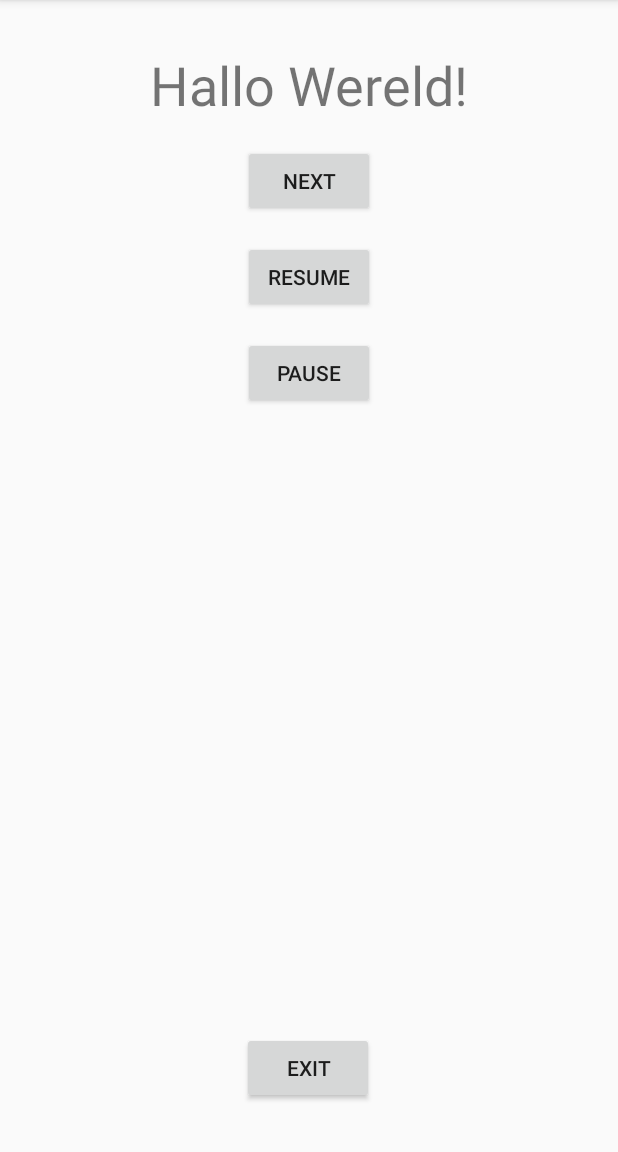
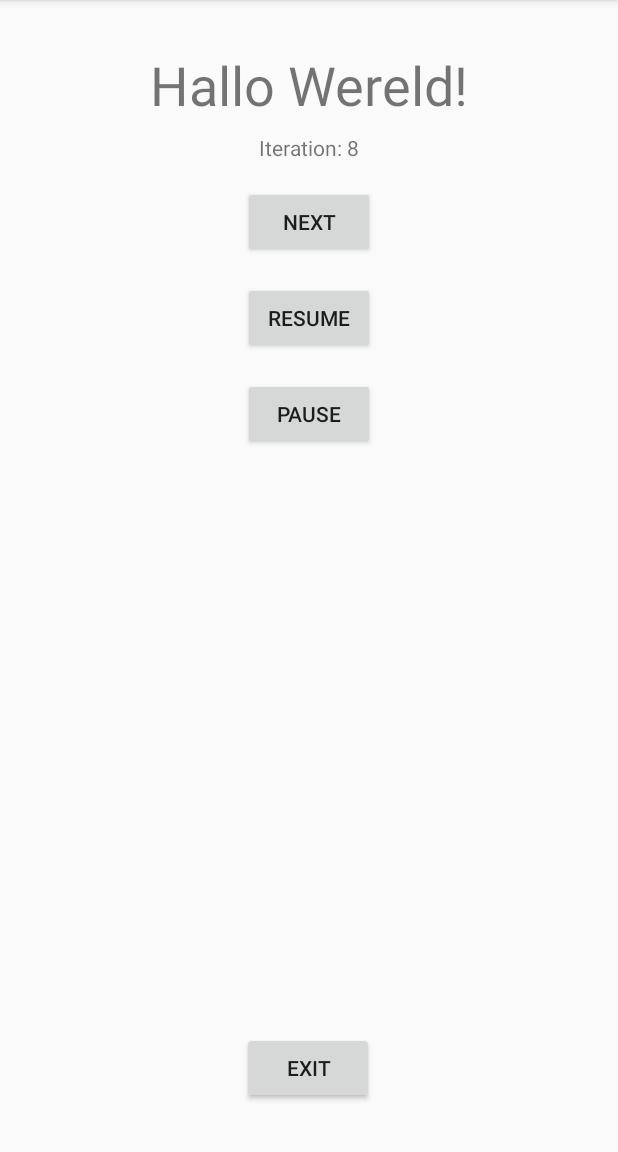
Before and after one commit to darellhendry/learn-tktpl-1706044023, an Android app: the screen it shows after launch (MainActivity), on a phone screen of 412 x 824 dp, the part 84-1236 px from its top. Run offline under Robolectric (Android 15) with nearby library versions, the phone set to English and light mode, and no system bars.

Commit message:
ketinggalan di commit

```diff
--- a/app/src/main/java/id/ac/ui/cs/mobileProgramming/helloworld/MainActivity.java
+++ b/app/src/main/java/id/ac/ui/cs/mobileProgramming/helloworld/MainActivity.java
@@ -4,6 +4,7 @@ import androidx.annotation.NonNull;
 import androidx.appcompat.app.AppCompatActivity;
 
 import android.content.Intent;
+import android.graphics.Bitmap;
 import android.os.Bundle;
 import android.os.Handler;
 import android.util.Log;
@@ -15,6 +16,7 @@ public class MainActivity extends AppCompatActivity {
     private final String TAG= "mainActivity";
     private final String[] helloWorlds = {"Hello World!","Kumusta, Mundo!", "Halo Dunia!", "Hallo Wereld!", "Bonjour le monde!"};
     private int stateIndex = 0;
+    private int iteration = 0;
     private boolean running = true;
     final Handler handler = new Handler();
 
@@ -24,6 +26,7 @@ public class MainActivity extends AppCompatActivity {
         setContentView(R.layout.activity_main);
         if (savedInstanceState != null) {
             stateIndex = savedInstanceState.getInt("stateIndex");
+            iteration = savedInstanceState.getInt("iteration");
             running = savedInstanceState.getBoolean("running");
         }
         handler.post(runnable); // run thread
@@ -33,6 +36,7 @@ public class MainActivity extends AppCompatActivity {
         super.onSaveInstanceState(outState);
         outState.putBoolean("running", running);
         outState.putInt("stateIndex", stateIndex);
+        outState.putInt("iteration", iteration);
     }
     @Override
     public void onBackPressed() {
@@ -54,13 +58,16 @@ public class MainActivity extends AppCompatActivity {
             updateUiView(helloWorlds[stateIndex]);
             if (running) {
                 stateIndex++;
+                iteration++;
             }
             handler.postDelayed(this, 1000);
         }
     };
     public void updateUiView(String text) {
         final TextView timeView = (TextView) findViewById(R.id.textView);
+        final TextView iterationView = (TextView) findViewById(R.id.textView3);
         timeView.setText(helloWorlds[stateIndex]);
+        iterationView.setText(String.format("Iteration: %s", String.valueOf(iteration)));
     }
     public void onClickExit(View view) {
         finish();
--- a/app/src/main/res/layout/activity_main.xml
+++ b/app/src/main/res/layout/activity_main.xml
@@ -38,8 +38,9 @@
         android:onClick="onClickNext"
         android:text="@string/next_button"
         app:layout_constraintEnd_toEndOf="parent"
+        app:layout_constraintHorizontal_bias="0.501"
         app:layout_constraintStart_toStartOf="parent"
-        app:layout_constraintTop_toBottomOf="@+id/textView" />
+        app:layout_constraintTop_toBottomOf="@+id/textView3" />
 
     <Button
         android:id="@+id/button4"
@@ -63,4 +64,25 @@
         app:layout_constraintStart_toStartOf="parent"
         app:layout_constraintTop_toBottomOf="@+id/button4" />
 
+    <TextView
+        android:id="@+id/textView3"
+        android:layout_width="wrap_content"
+        android:layout_height="wrap_content"
+        android:layout_marginTop="8dp"
+        android:text="Iteration:"
+        app:layout_constraintEnd_toEndOf="parent"
+        app:layout_constraintStart_toStartOf="parent"
+        app:layout_constraintTop_toBottomOf="@+id/textView" />
+
+    <ImageView
+        android:id="@+id/imageView2"
+        android:layout_width="wrap_content"
+        android:layout_height="wrap_content"
+        android:layout_marginBottom="72dp"
+        app:layout_constraintBottom_toTopOf="@+id/button"
+        app:layout_constraintEnd_toEndOf="parent"
+        app:layout_constraintHorizontal_bias="0.498"
+        app:layout_constraintStart_toStartOf="parent"
+        tools:srcCompat="@tools:sample/avatars" />
+
 </androidx.constraintlayout.widget.ConstraintLayout>
```
